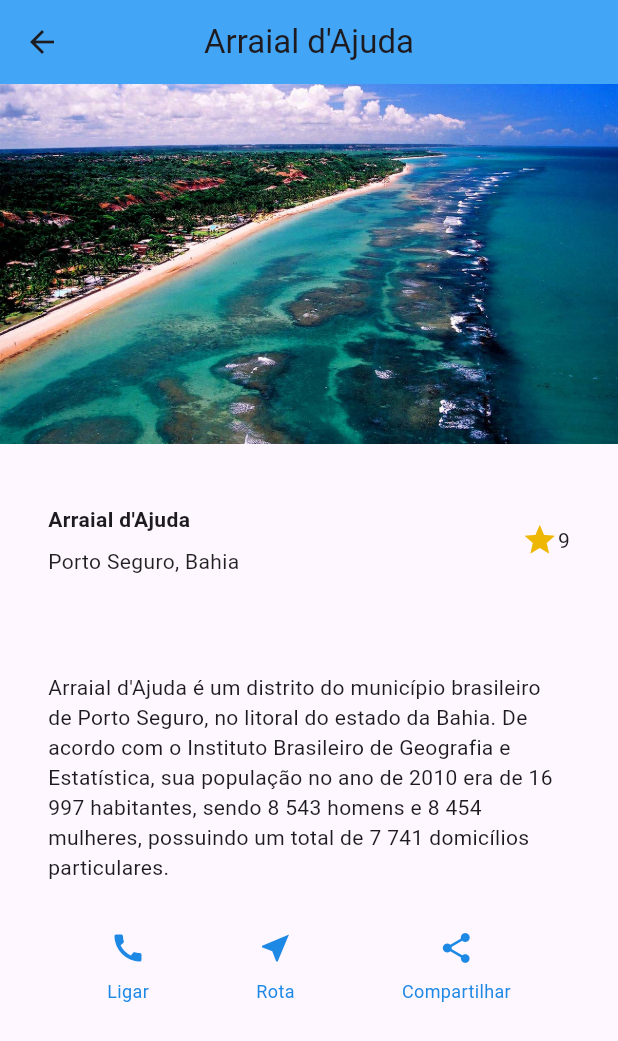
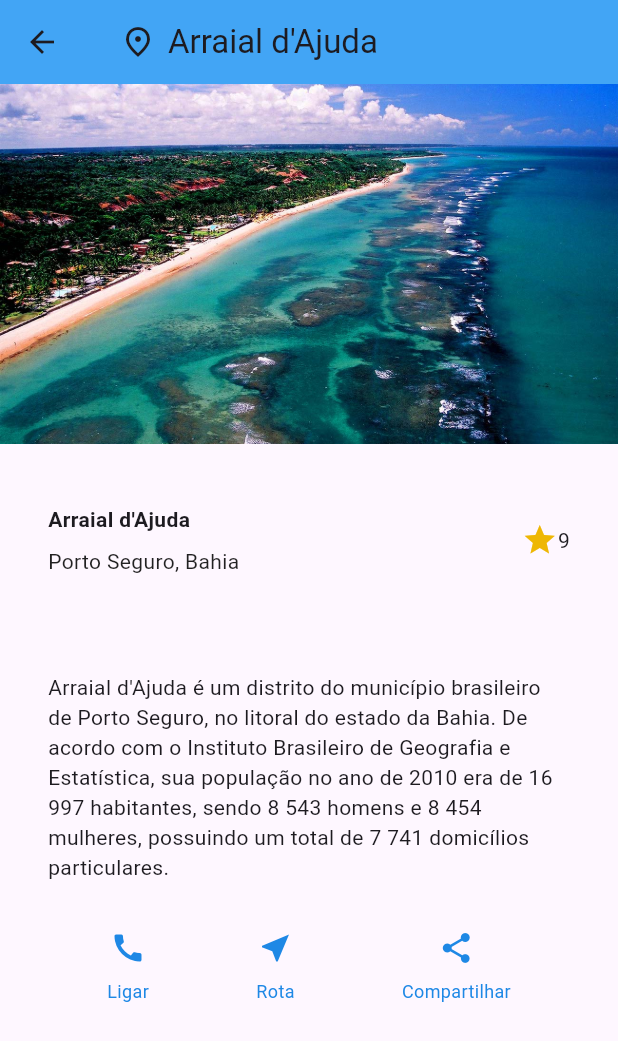
Before and after one commit to Axemay/explore_mundo, a Flutter app: the screen it shows after launch, after a tap on an icon or button, on a phone screen of 412 x 824 dp. Shown: the top 1041 px of the screen. Run offline on Flutter 3.47's test engine with Material 3 defaults, Android fonts, the phone set to English and light mode, and no system bars.

Commit message:
inclusão de ícones

```diff
--- a/lib/destino.dart
+++ b/lib/destino.dart
@@ -31,7 +31,19 @@ class DestinoDetailScreen extends StatelessWidget {
     return Scaffold(
       appBar: AppBar(
         centerTitle: true,
-        title: Text(destino.nome),
+        title: Center(
+            child: Padding(
+              padding: const EdgeInsets.symmetric(horizontal: 8.0),
+              child: Row(
+                mainAxisAlignment: MainAxisAlignment.start,
+                children: [
+                  Icon(Icons.place_outlined),
+                  const SizedBox(width: 8),
+                  Text(destino.nome),
+                ],
+              ),
+            ),
+          ),
         backgroundColor: Colors.blue[400],
       ),
       body: Column(
--- a/lib/main.dart
+++ b/lib/main.dart
@@ -15,12 +15,23 @@ class MyApp extends StatelessWidget {
       home: Scaffold(
         appBar: AppBar(
           centerTitle: true,
-          title: const Text(appTitle),
+          title: Center(
+            child: Padding(
+              padding: const EdgeInsets.symmetric(horizontal: 8.0),
+              child: Row(
+                mainAxisAlignment: MainAxisAlignment.center,
+                children: [
+                  Icon(Icons.explore_outlined),
+                  const SizedBox(width: 8),
+                  const Text(appTitle),
+                ],
+              ),
+            ),
+          ),
           backgroundColor: Colors.blue[400],
         ),
         body: SafeArea(
           child: DestinoItemList(),
-
         ),
       ),
     );
```
